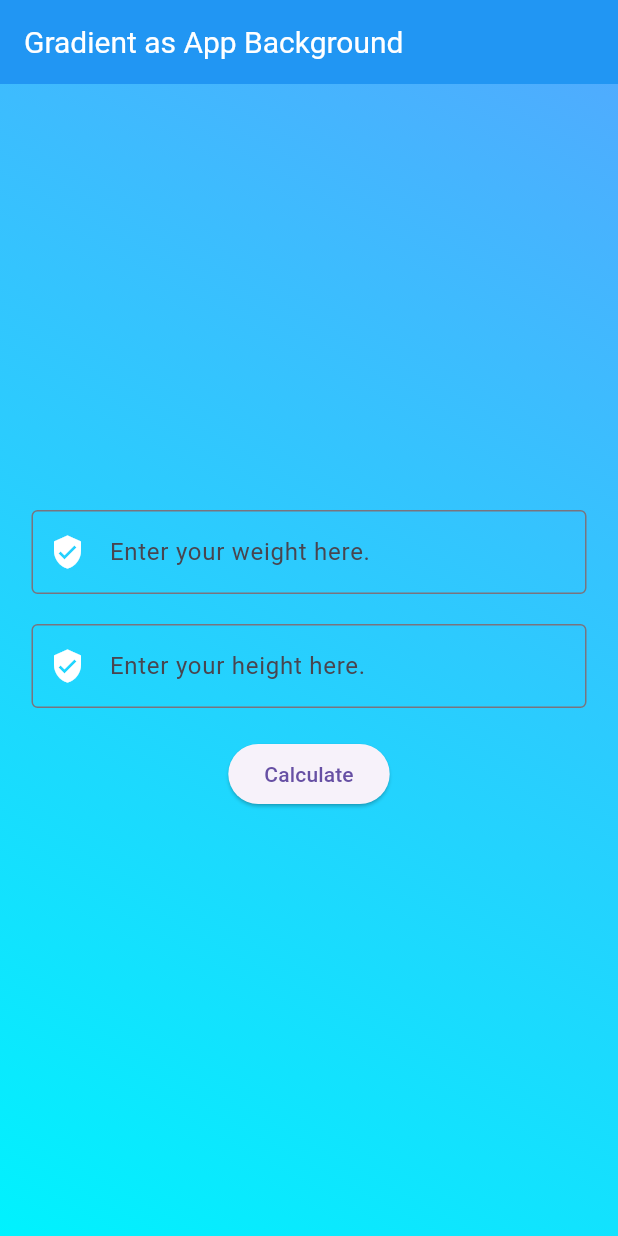
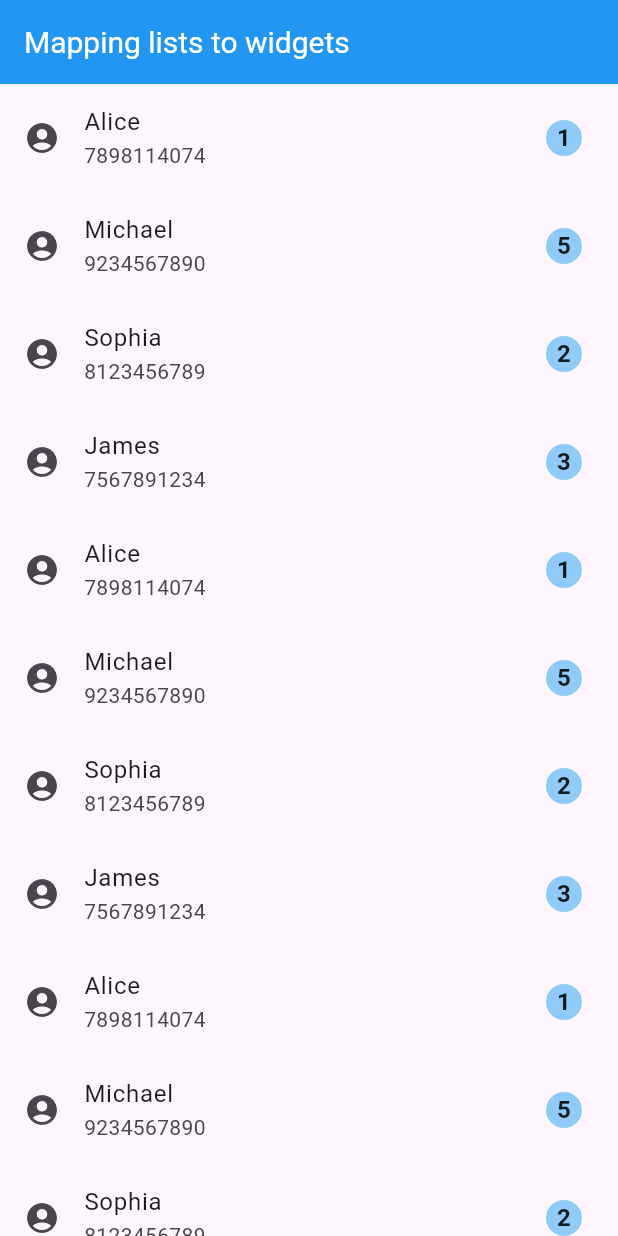
Before and after one commit to DivyaAKumar/FLUTTER-TUTORIAL, a Flutter app: the screen it shows after launch, on a phone screen of 412 x 824 dp. Run offline on Flutter 3.47's test engine with Material 3 defaults, Android fonts, the phone set to English and light mode, and no system bars; our stand-ins replace font_awesome_flutter.

Commit message:
Mapping lists to widgets(ListTile and ListView)

```diff
--- a/lib/main.dart
+++ b/lib/main.dart
@@ -44,8 +44,52 @@ class _MyHomePageState extends State<MyHomePage> {
   var _height = 100.0;
   var my_opacity = 1.0;
   bool isFirst = true;
-  var arrIndex = [1, 2, 3, 4, 5, 6, 7, 8, 9, 10, 11, 12, 13,14,15,16];
+  var arrIndex = [1, 2, 3, 4, 5, 6, 7, 8, 9, 10, 11, 12, 13, 14, 15, 16];
 
+  var arrData = [
+    {'name': 'Alice', 'mobno': '7898114074', 'unread': '1'},
+    {'name': 'Michael', 'mobno': '9234567890', 'unread': '5'},
+    {'name': 'Sophia', 'mobno': '8123456789', 'unread': '2'},
+    {'name': 'James', 'mobno': '7567891234', 'unread': '3'},
+    {'name': 'Alice', 'mobno': '7898114074', 'unread': '1'},
+    {'name': 'Michael', 'mobno': '9234567890', 'unread': '5'},
+    {'name': 'Sophia', 'mobno': '8123456789', 'unread': '2'},
+    {'name': 'James', 'mobno': '7567891234', 'unread': '3'},
+    {'name': 'Alice', 'mobno': '7898114074', 'unread': '1'},
+    {'name': 'Michael', 'mobno': '9234567890', 'unread': '5'},
+    {'name': 'Sophia', 'mobno': '8123456789', 'unread': '2'},
+    {'name': 'James', 'mobno': '7567891234', 'unread': '3'},
+    {'name': 'Alice', 'mobno': '7898114074', 'unread': '1'},
+    {'name': 'Michael', 'mobno': '9234567890', 'unread': '5'},
+    {'name': 'Sophia', 'mobno': '8123456789', 'unread': '2'},
+    {'name': 'James', 'mobno': '7567891234', 'unread': '3'},
+
+  ];
+
+//   var arrData1 = [
+//     {
+//      'name': 'Alice',
+//      'mobno': '7898114074',
+//      'unread' : '1',
+//     },
+
+// 'Alice',
+// 'Michael',
+// 'Sophia',
+// 'James',
+// 'Olivia',
+// 'Daniel',
+// 'Isabella',
+// 'Ethan',
+// 'Emma',
+// 'Alexander',
+// 'Mia',
+// 'Benjamin',
+// 'Charlotte',
+// 'William',
+// 'Amelia',
+
+//   ];
   bool isVisible = true;
   bool flag = true;
   Color bgColor = Colors.blueGrey;
@@ -73,85 +117,45 @@ class _MyHomePageState extends State<MyHomePage> {
   Widget build(BuildContext context) {
     return Scaffold(
         appBar: AppBar(
-        title: Text('Gradient as App Background'), //MORE FROM WEB GRADIENTS SITE
+          title:
+              Text('Mapping lists to widgets'), //MORE FROM WEB GRADIENTS SITE
         ),
         // (0,0)......(1,0)
         // (0,1).......(1,1)
-      body: Center(
-        child: Container(
-          decoration: BoxDecoration(
-            gradient: LinearGradient(
-              colors: [
-              //   Colors.purple.shade300,
-              //   Colors.indigo.shade300,
-              //  Colors.blue,
-              Color(0xff4facfe),//ff opaque //00 transparent
-              Color(0xff00f2fe)
-              ],
-              begin: FractionalOffset(1.0, 0.0 ),
-              end: FractionalOffset(0.0, 1.0),
-
+        body: Container(
+            child: ListView(
+          children: arrData
+              .map((value) => ListTile(
+                    leading: Icon(Icons.account_circle),
+                    title: Text(value['name']
+                        .toString()),
+                    subtitle: Text(value['mobno'].toString()),
+                    trailing: CircleAvatar(
+                      radius: 12,
+                      backgroundColor: Colors.blue[200],
+                      child: Text(value['unread'].toString(),style: TextStyle(fontWeight: FontWeight.bold, color: Colors.black87),)
                       ),
-            //  gradient: RadialGradient(
-            //   colors: [
-            //   //   Colors.purple.shade300,
-            //   //   Colors.indigo.shade300,
-            //   //  Colors.blue,
-            //    Color(0xff00f2fe),
-            //   Color(0xff4facfe),//ff opaque //00 transparent
-
-            //   ],
-            // center: Alignment.bottomCenter,
-            //  stops: [0.0,1.0]
-            //   )
-          ),
-          child: Center(
-            child: Padding(padding: const EdgeInsets.all(21.0),
-            child: Column(
-              mainAxisAlignment: MainAxisAlignment.center,
-              children: [
-               TextField(
-                //controller: name,
-                 decoration: InputDecoration(
-                        hintText: "Enter your weight here.",
-                          prefixIcon: Icon(Icons.verified_user, color: Colors.white),
-                           border: OutlineInputBorder(),
-
-                        ),
-                          keyboardType: TextInputType.text,
-
-              ),
-
-              const SizedBox(
-                width: 20,height: 20,
-              ) ,
-
-              TextField(
-               // controller: name,
-                 decoration: InputDecoration(
-                        hintText: "Enter your height here.",
-                          prefixIcon: Icon(Icons.verified_user, color: Colors.white),
-                           border: OutlineInputBorder(),
-
-                        ),
-                          keyboardType: TextInputType.text,
-              ),
-
-        const SizedBox(
-                width: 20,height: 20,
-              ) ,
-
-              ElevatedButton(onPressed: () {
-
-              }, child: Text("Calculate"))
-              ],
-            ),
-            ),
-          ),
-        ),
+                  ))
+              .toList(),
         )
 
+            //   // child: ListView(
+            //   //   children: arrData.map((value) {
+            //   //     return Padding(
+            //   //       padding: const EdgeInsets.all(8.0),
+            //   //       child: Container(
+            //   //         decoration: BoxDecoration(
+            //   //           borderRadius: BorderRadius.circular(20),
+            //   //            color: Colors.blueAccent,
+            //   //         ),
+            //   //         width: double.infinity,
+            //   //         height: 100,
+            //   //         child: Center(child: Text(${value}, style: TextStyle(fontSize: 20,fontWeight: FontWeight.bold),), ),
 
-    ); //end of Scaffold
+            //   //       ),
+            //   //     );
+            //   //   },).toList()
+            // ),
+            )); //end of Scaffold
   } //end of Widget build
 } //end of _ContainerPageState
```
Lines whose indentation alone changed are shown as unchanged.
